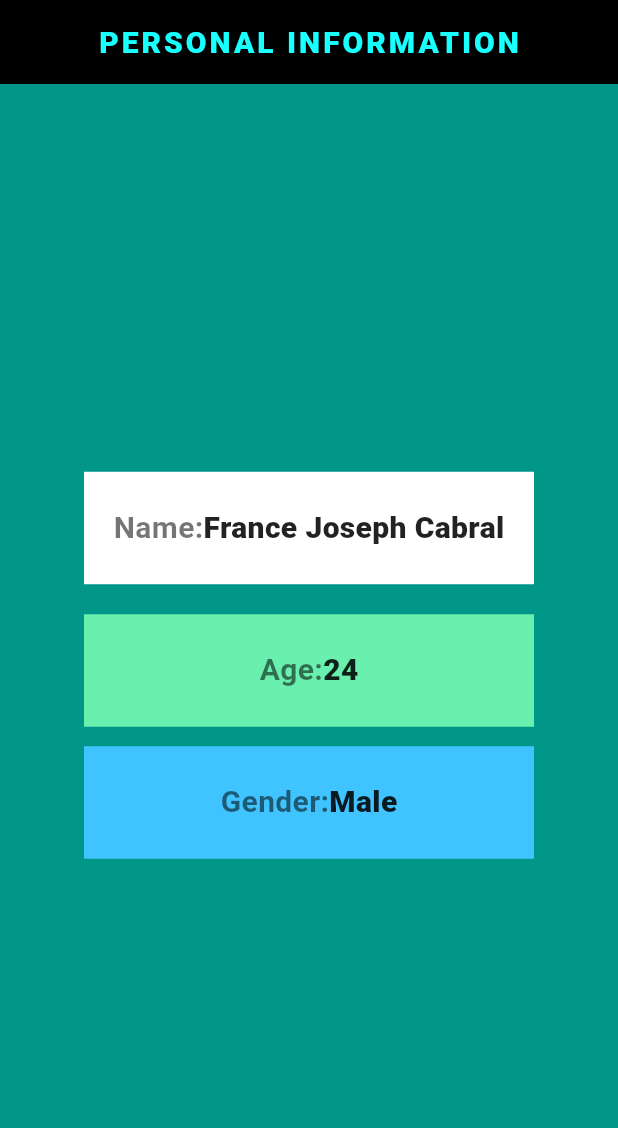
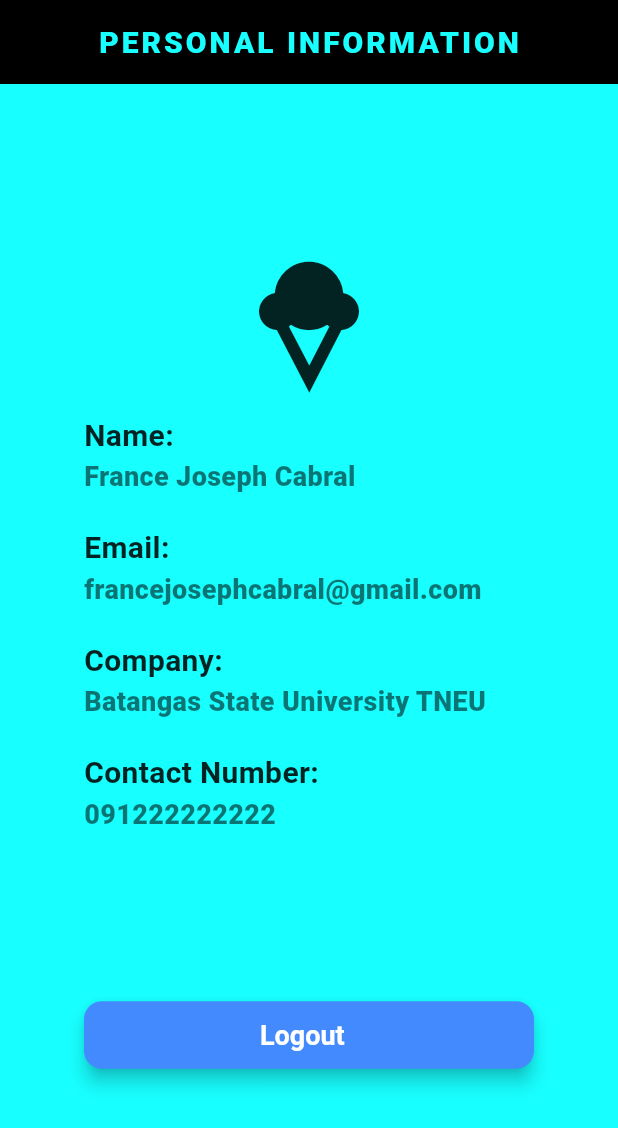
Before and after one commit to BastaBikerSW33TLOVER/ChordsTranspose, a Flutter app: the screen it shows after launch, on a phone screen of 412 x 824 dp. Shown: the top 1128 px of the screen. Run offline on Flutter 3.47's test engine with Material 3 defaults, Android fonts, the phone set to English and light mode, and no system bars.

Commit message:
Ui layout

```diff
--- a/lib/main.dart
+++ b/lib/main.dart
@@ -3,8 +3,17 @@ import 'package:flutter/material.dart';
 void main() {
   runApp(
     MaterialApp(
-      home: Scaffold(
-        backgroundColor: Colors.teal,
+      home: Profile()
+    ));
+}
+
+class Profile extends StatelessWidget {
+  const Profile({super.key});
+
+  @override
+  Widget build(BuildContext context) {
+    return Scaffold(
+      backgroundColor: Colors.cyanAccent,
       appBar: AppBar(
         backgroundColor: Colors.black,
         title: Text(
@@ -29,27 +38,39 @@ void main() {
         child: Column(
 
           mainAxisAlignment: MainAxisAlignment.center,
+
           children: [
+
+            Container(
+              child: Column(
+                children: [
+
+                  Icon(Icons.icecream, size: 100),
+
+                ],
+              ),
+            ),
             // spaceBetween Example
             Container(
-                color: Colors.white,
-                margin: EdgeInsets.all(10),
               width: 300,
               height: 75,
-                child: Row(
+              child: Column(
+                crossAxisAlignment: CrossAxisAlignment.start,
                 mainAxisAlignment: MainAxisAlignment.center,
                 children: [
-                    Text('Name:',
+                  Text(
+                    'Name:',
                     style: TextStyle(
                       fontSize: 20,
-                        color: Colors.black54,
+                      color: Colors.black87,
                       fontWeight: FontWeight.bold,
                     ),
                   ),
-                    Text('France Joseph Cabral',
+                  Text(
+                    'France Joseph Cabral',
                     style: TextStyle(
-                        fontSize: 20,
-                        color: Colors.black87,
+                      fontSize: 18,
+                      color: Colors.black54,
                       fontWeight: FontWeight.w900,
                     ),
                   ),
@@ -58,26 +79,28 @@ void main() {
             ),
 
 
+
             // spaceEvenly Example
-             Container (
-               color: Colors.greenAccent,
-               margin: EdgeInsets.symmetric(vertical: 10, horizontal: 15),
+            Container(
               width: 300,
               height: 75,
-                child: Row(
+              child: Column(
+                crossAxisAlignment: CrossAxisAlignment.start,
                 mainAxisAlignment: MainAxisAlignment.center,
                 children: [
-                    Text('Age:',
+                  Text(
+                    'Email:',
                     style: TextStyle(
                       fontSize: 20,
-                        color: Colors.black54,
+                      color: Colors.black87,
                       fontWeight: FontWeight.bold,
                     ),
                   ),
-                    Text('24',
+                  Text(
+                    'francejosephcabral@gmail.com',
                     style: TextStyle(
-                        fontSize: 20,
-                        color: Colors.black87,
+                      fontSize: 18,
+                      color: Colors.black54,
                       fontWeight: FontWeight.w900,
                     ),
                   ),
@@ -87,35 +110,85 @@ void main() {
 
 
             // spaceAround Example
+
             Container(
-                color: Colors.lightBlueAccent,
-                margin: EdgeInsets.fromLTRB(3, 3, 3, 3),
               width: 300,
               height: 75,
-                child: Row(
+              child: Column(
+                crossAxisAlignment: CrossAxisAlignment.start,
                 mainAxisAlignment: MainAxisAlignment.center,
                 children: [
-                    Text('Gender:',
+                  Text(
+                    'Company:',
                     style: TextStyle(
                       fontSize: 20,
-                        color: Colors.black54,
+                      color: Colors.black87,
                       fontWeight: FontWeight.bold,
                     ),
                   ),
-                    Text('Male',
+                  Text(
+                    'Batangas State University TNEU ',
+                    style: TextStyle(
+                      fontSize: 18,
+                      color: Colors.black54,
+                      fontWeight: FontWeight.w900,
+                    ),
+                  ),
+                ],
+              ),
+            ),Container(
+              width: 300,
+              height: 75,
+              child: Column(
+                crossAxisAlignment: CrossAxisAlignment.start,
+                mainAxisAlignment: MainAxisAlignment.center,
+                children: [
+                  Text(
+                    'Contact Number:',
                     style: TextStyle(
                       fontSize: 20,
                       color: Colors.black87,
+                      fontWeight: FontWeight.bold,
+                    ),
+                  ),
+                  Text(
+                    '091222222222',
+                    style: TextStyle(
+                      fontSize: 18,
+                      color: Colors.black54,
                       fontWeight: FontWeight.w900,
                     ),
                   ),
                 ],
               ),
             ),
-            ],
+            Container(
+              padding: EdgeInsets.only(top: 100),
+              width: 300, // Optional padding around the button
+              child: ElevatedButton(
+                onPressed: () {
+                  // Add your logout action here
+                },
+                style: ElevatedButton.styleFrom(
+                  backgroundColor: Colors.blueAccent, // Button background color
+                  foregroundColor: Colors.white, // Text (and icon) color
+                  elevation: 5, // Shadow depth
+                  padding: EdgeInsets.symmetric(horizontal: 24, vertical: 12),
+                  shape: RoundedRectangleBorder(
+                    borderRadius: BorderRadius.circular(12), // Rounded corners
+                  ),
+                  textStyle: TextStyle(
+                    fontSize: 18,
+                    fontWeight: FontWeight.bold,
                   ),
                 ),
+                child: Text('   Logout     '), // Button text
+              ),
+            ),
+
+          ],
         ),
       ),
     );
   }
+}
```
Lines whose indentation alone changed are shown as unchanged.
